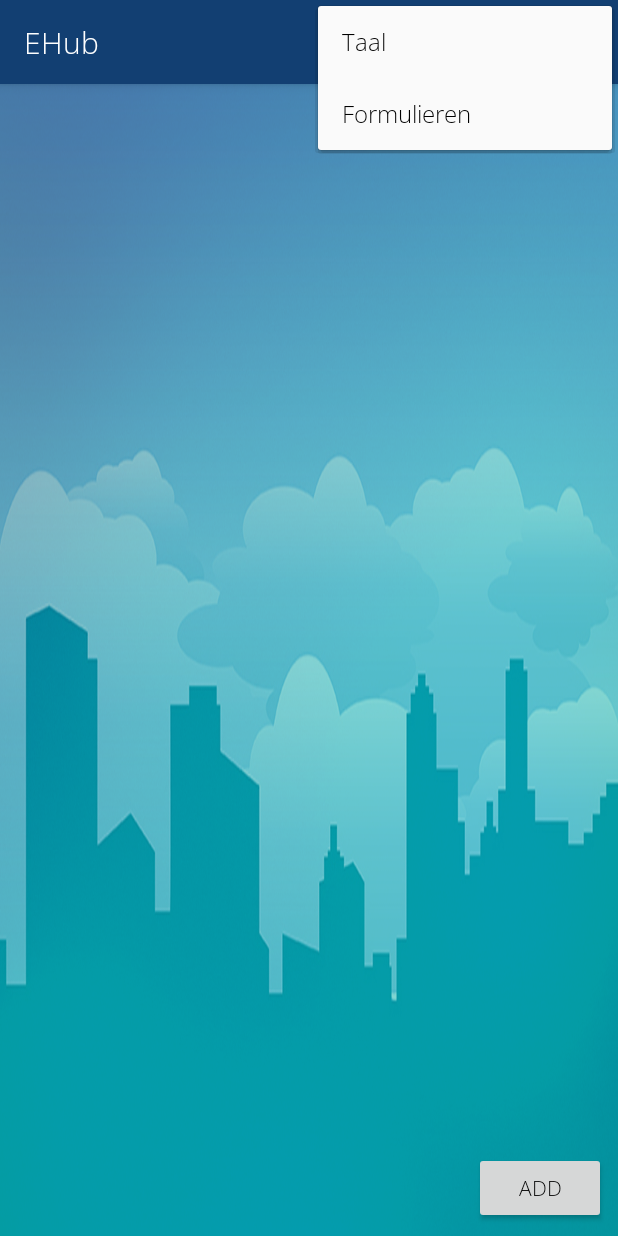
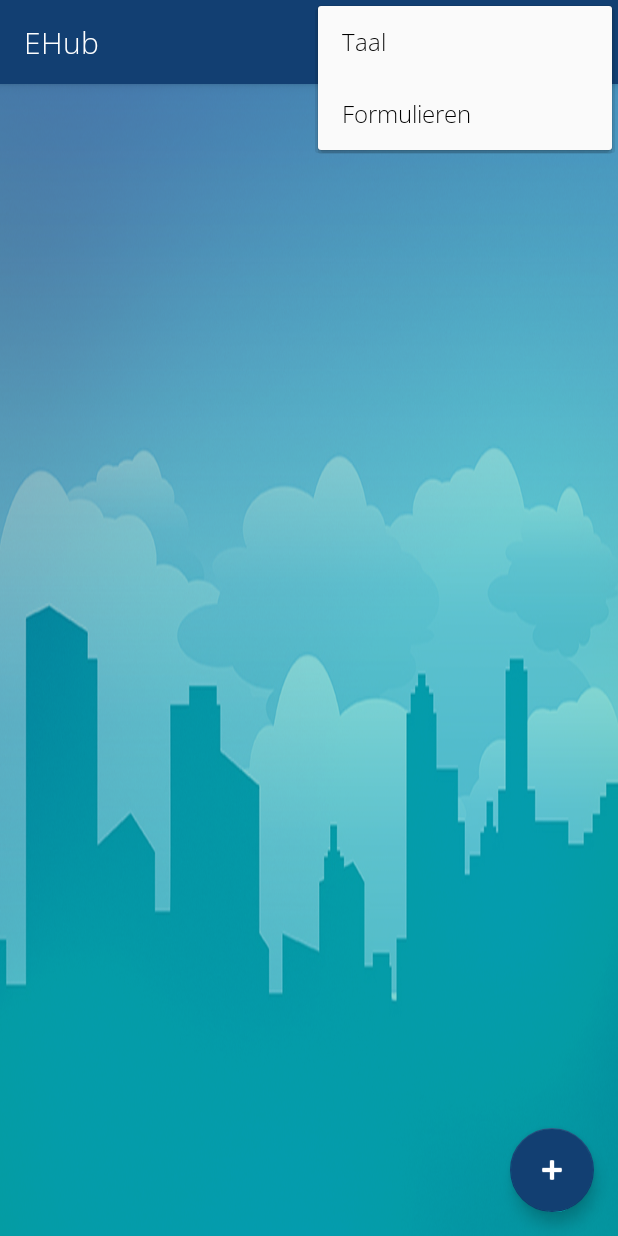
Before and after one commit to anthonyvno/CRASH-mobile, an Android app: the fragment ProfileVehicleListFragment placed in its activity, with the options menu open, on a phone screen of 412 x 824 dp. Run offline under Robolectric (Android 15) with nearby library versions, the phone set to English and light mode, and no system bars; our stand-ins replace Picasso; pictures from the network do not load; Roboto replaces fonts that are not available here.

Commit message:
button aangepast

```diff
--- a/app/src/main/res/layout/fragment_profile_vehicle_insurance.xml
+++ b/app/src/main/res/layout/fragment_profile_vehicle_insurance.xml
@@ -146,7 +146,9 @@
                 />
             </android.support.design.widget.TextInputLayout>
 
+
         </android.support.constraint.ConstraintLayout>
+
     </ScrollView>
     <TextView
             android:layout_width="wrap_content"
--- a/app/src/main/res/layout/fragment_profile_vehicle_list.xml
+++ b/app/src/main/res/layout/fragment_profile_vehicle_list.xml
@@ -2,12 +2,17 @@
 <android.support.constraint.ConstraintLayout
         xmlns:app="http://schemas.android.com/apk/res-auto" android:layout_width="match_parent"
         android:layout_height="match_parent" xmlns:android="http://schemas.android.com/apk/res/android">
-    <Button
-            android:text="Add"
+    <android.support.design.widget.FloatingActionButton
+            android:id="@+id/button_vehicle_list_add"
             android:layout_width="wrap_content"
-            android:layout_height="wrap_content" android:id="@+id/button_vehicle_list_add" app:layout_constraintEnd_toEndOf="parent"
-            android:layout_marginEnd="8dp" android:layout_marginRight="8dp" android:layout_marginBottom="8dp"
-            app:layout_constraintBottom_toBottomOf="@+id/fragment_profile_vehicle_list"/>
+            android:layout_height="wrap_content"
+            android:layout_gravity="bottom|end"
+            android:layout_margin="@dimen/fab_margin"
+            app:srcCompat="@android:drawable/ic_input_add" android:layout_marginEnd="8dp"
+            app:layout_constraintEnd_toEndOf="parent" android:layout_marginRight="8dp"
+            android:layout_marginBottom="8dp" app:layout_constraintBottom_toBottomOf="parent"/>
+
+
     <android.support.v7.widget.RecyclerView
         xmlns:android="http://schemas.android.com/apk/res/android"
         xmlns:app="http://schemas.android.com/apk/res-auto"
--- a/app/src/main/res/values/strings.xml
+++ b/app/src/main/res/values/strings.xml
@@ -266,5 +266,6 @@
         <item>Zambia</item>
         <item>Zimbabwe</item>
     </string-array>
+    <string name="title_activity_main2">Main2Activity</string>
 
 </resources>
--- a/app/src/main/res/values/styles.xml
+++ b/app/src/main/res/values/styles.xml
@@ -14,8 +14,8 @@
         <item name="windowActionBar">false</item>
         <item name="windowNoTitle">true</item>
     </style>
-
-
+    <style name="AppTheme.AppBarOverlay" parent="ThemeOverlay.AppCompat.Dark.ActionBar"/>
+    <style name="AppTheme.PopupOverlay" parent="ThemeOverlay.AppCompat.Light"/>
 
 
 </resources>
```
Also changed, not shown: app/src/main/AndroidManifest.xml (+14 -6 lines).
